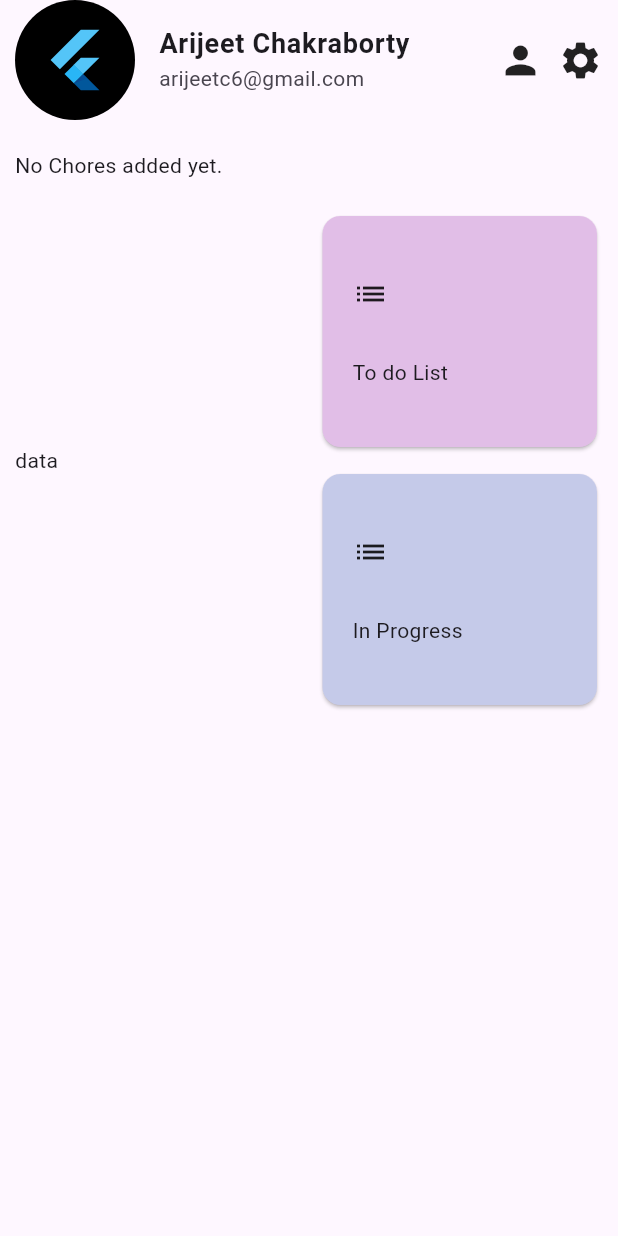
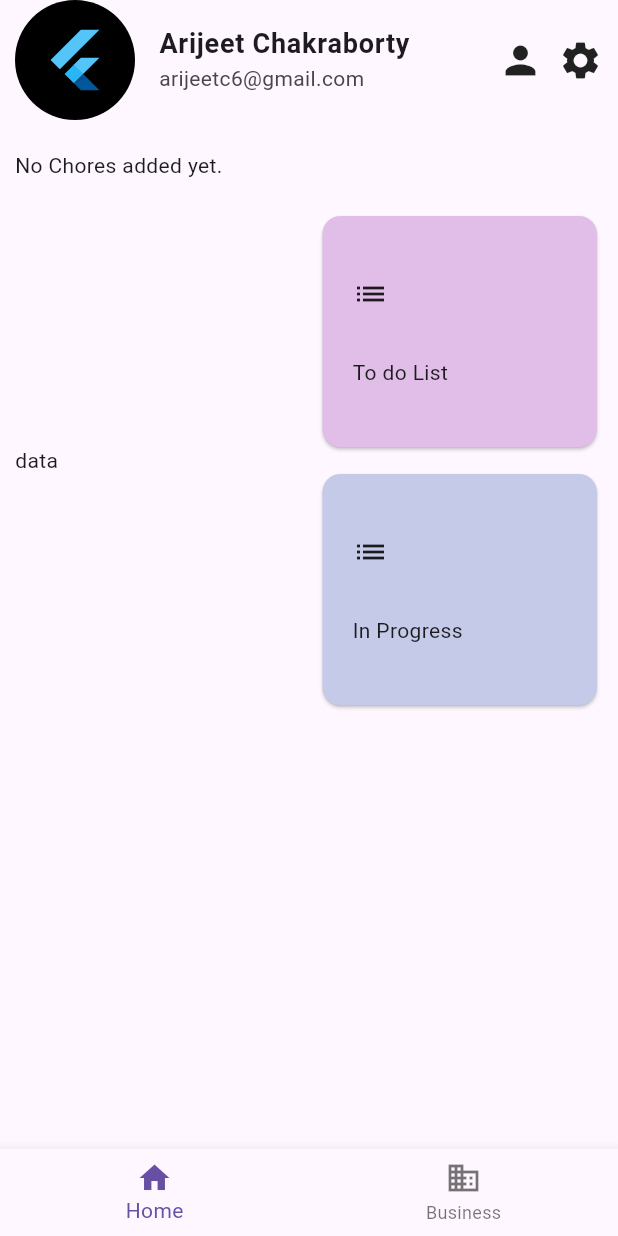
Before and after one commit to rishirizz/chorechamp, a Flutter app: the screen it shows after launch, on a phone screen of 412 x 824 dp. Run offline on Flutter 3.47's test engine with Material 3 defaults, Android fonts, the phone set to English and light mode, and no system bars; our stand-ins replace bloc, equatable, flutter_bloc, image_picker, package_info_plus; missing offline and left inert: dart:ffi.

```diff
--- a/lib/core/constants/route_constants.dart
+++ b/lib/core/constants/route_constants.dart
@@ -1,5 +1,6 @@
 class ChoreChampRouteConstants {
   static String splashScreen = '/splash';
+  static String landingScreen = '/landing';
   static String homeScreen = '/home';
   static String choresHistory = '/choresHistory';
 }
--- a/lib/core/utils/chore_champ_router.dart
+++ b/lib/core/utils/chore_champ_router.dart
@@ -3,10 +3,13 @@ import 'package:chorechamp/features/chore/presentation/screens/chores_screen.dar
 import 'package:chorechamp/features/splash/presentation/screens/splash_screen.dart';
 import 'package:flutter/material.dart';
 
+import '../../features/landing/presentation/screens/landing_page.dart';
+
 class ChoreChampRouter {
   getPageRoute(RouteSettings settings) {
     var routes = <String, WidgetBuilder>{
       SplashScreen.routeName: (BuildContext context) => const SplashScreen(),
+      LandingScreen.routeName: (BuildContext context) => const LandingScreen(),
       ChoresScreen.routeName: (BuildContext context) => const ChoresScreen(),
       ChoresHistoryScreen.routeName: (BuildContext context) =>
           const ChoresHistoryScreen(),
--- a/lib/features/chore/presentation/screens/chores_screen.dart
+++ b/lib/features/chore/presentation/screens/chores_screen.dart
@@ -1,14 +1,9 @@
 import 'package:chorechamp/core/constants/route_constants.dart';
-import 'package:chorechamp/core/widgets/chore_champ_loading_widget.dart';
 import 'package:chorechamp/features/chore/presentation/bloc/chore_bloc.dart';
-import 'package:chorechamp/features/chore/constants/constants.dart';
-import 'package:chorechamp/features/chore/presentation/screens/chores_history_screen.dart';
-import 'package:chorechamp/features/chore/presentation/widgets/recent_chores_list.dart';
 import 'package:chorechamp/features/chore/presentation/widgets/recent_chores_view.dart';
 import 'package:flutter/material.dart';
 import 'package:flutter_bloc/flutter_bloc.dart';
 
-import '../../../../core/enums/enums.dart';
 import '../widgets/user_header_widget.dart';
 
 class ChoresScreen extends StatefulWidget {
--- a/lib/features/chore/presentation/widgets/recent_chores_view.dart
+++ b/lib/features/chore/presentation/widgets/recent_chores_view.dart
@@ -14,6 +14,7 @@ class RecentChoresView extends StatelessWidget {
   @override
   Widget build(BuildContext context) {
     return BlocBuilder<ChoreBloc, ChoreState>(
+      buildWhen: (previous, current) => previous.chores != current.chores,
       builder: (context, state) {
         if (state.choreStatus == ChoresStatus.loading) {
           return const ChoreChampLoadingWidget();
--- /dev/null
+++ b/lib/features/landing/constants/constants.dart
@@ -0,0 +1,21 @@
+import 'package:flutter/material.dart';
+
+import '../../chore/presentation/screens/chores_history_screen.dart';
+import '../../chore/presentation/screens/chores_screen.dart';
+
+class LandingConstants {
+  static List<Widget> pageOptions = [
+    const ChoresScreen(),
+    const ChoresHistoryScreen(),
+  ];
+  static List<BottomNavigationBarItem> items = [
+    const BottomNavigationBarItem(
+      icon: Icon(Icons.home),
+      label: 'Home',
+    ),
+    const BottomNavigationBarItem(
+      icon: Icon(Icons.business),
+      label: 'Business',
+    ),
+  ];
+}
--- /dev/null
+++ b/lib/features/landing/presentation/bloc/bottom_nav_bloc.dart
@@ -0,0 +1,20 @@
+import 'package:bloc/bloc.dart';
+import 'package:equatable/equatable.dart';
+
+part 'bottom_nav_event.dart';
+part 'bottom_nav_state.dart';
+
+class BottomNavBloc extends Bloc<BottomNavEvent, BottomNavState> {
+  BottomNavBloc() : super(BottomNavState.initial()) {
+    on<BottomNavPageChanged>(_onBottomNavPageChanged);
+  }
+
+  _onBottomNavPageChanged(
+      BottomNavPageChanged event, Emitter<BottomNavState> emit) {
+    emit(
+      state.copyWith(
+        selectedIndex: event.selectedIndex,
+      ),
+    );
+  }
+}
--- /dev/null
+++ b/lib/features/landing/presentation/bloc/bottom_nav_event.dart
@@ -0,0 +1,20 @@
+part of 'bottom_nav_bloc.dart';
+
+class BottomNavEvent extends Equatable {
+  const BottomNavEvent();
+
+  @override
+  List<Object> get props => [];
+}
+
+class BottomNavPageChanged extends BottomNavEvent {
+  const BottomNavPageChanged({
+    required this.selectedIndex,
+  });
+  final int selectedIndex;
+
+  @override
+  List<Object> get props => [
+        selectedIndex,
+      ];
+}
--- /dev/null
+++ b/lib/features/landing/presentation/bloc/bottom_nav_state.dart
@@ -0,0 +1,28 @@
+part of 'bottom_nav_bloc.dart';
+
+class BottomNavState extends Equatable {
+  const BottomNavState({
+    required this.selectedIndex,
+  });
+
+  final int selectedIndex;
+
+  factory BottomNavState.initial() {
+    return const BottomNavState(
+      selectedIndex: 0,
+    );
+  }
+
+  BottomNavState copyWith({
+    int? selectedIndex,
+  }) {
+    return BottomNavState(
+      selectedIndex: selectedIndex ?? this.selectedIndex,
+    );
+  }
+
+  @override
+  List<Object> get props => [
+        selectedIndex,
+      ];
+}
--- /dev/null
+++ b/lib/features/landing/presentation/screens/landing_page.dart
@@ -0,0 +1,41 @@
+import 'package:chorechamp/core/constants/route_constants.dart';
+import 'package:flutter/material.dart';
+import 'package:flutter_bloc/flutter_bloc.dart';
+
+import '../../constants/constants.dart';
+import '../bloc/bottom_nav_bloc.dart';
+
+class LandingScreen extends StatefulWidget {
+  const LandingScreen({super.key});
+
+  static String routeName = ChoreChampRouteConstants.landingScreen;
+
+  @override
+  State<LandingScreen> createState() => _LandingScreenState();
+}
+
+class _LandingScreenState extends State<LandingScreen> {
+  @override
+  Widget build(BuildContext context) {
+    return BlocBuilder<BottomNavBloc, BottomNavState>(
+      builder: (context, state) {
+        return Scaffold(
+          bottomNavigationBar: BottomNavigationBar(
+            items: LandingConstants.items,
+            currentIndex: state.selectedIndex,
+            onTap: (index) {
+              context.read<BottomNavBloc>().add(
+                    BottomNavPageChanged(
+                      selectedIndex: index,
+                    ),
+                  );
+            },
+          ),
+          body: SafeArea(
+            child: LandingConstants.pageOptions[state.selectedIndex],
+          ),
+        );
+      },
+    );
+  }
+}
--- a/lib/features/splash/presentation/screens/splash_screen.dart
+++ b/lib/features/splash/presentation/screens/splash_screen.dart
@@ -1,10 +1,9 @@
 import 'package:chorechamp/core/core_features/app_info/bloc/app_info_bloc.dart';
 import 'package:chorechamp/core/enums/enums.dart';
 import 'package:chorechamp/core/constants/route_constants.dart';
-import 'package:chorechamp/core/core_features/app_info/app_info.dart';
 import 'package:chorechamp/core/widgets/chore_champ_loading_widget.dart';
 import 'package:chorechamp/features/chore/constants/constants.dart';
-import 'package:chorechamp/features/chore/presentation/screens/chores_screen.dart';
+import 'package:chorechamp/features/landing/presentation/screens/landing_page.dart';
 import 'package:chorechamp/features/splash/presentation/bloc/splash_bloc.dart';
 import 'package:flutter/material.dart';
 import 'package:flutter_bloc/flutter_bloc.dart';
@@ -36,7 +35,7 @@ class _SplashScreenState extends State<SplashScreen> {
             if (state.splashStatus == SplashStatus.success) {
               Navigator.pushNamedAndRemoveUntil(
                 context,
-                ChoresScreen.routeName,
+                LandingScreen.routeName,
                 (Route<dynamic> route) => false,
               );
             }
--- a/lib/main.dart
+++ b/lib/main.dart
@@ -2,6 +2,7 @@ import 'package:chorechamp/core/core_features/app_info/app_info.dart';
 import 'package:chorechamp/core/core_features/app_info/bloc/app_info_bloc.dart';
 import 'package:chorechamp/core/core_features/upload_image/bloc/image_upload_bloc.dart';
 import 'package:chorechamp/core/utils/chore_champ_router.dart';
+import 'package:chorechamp/features/landing/presentation/bloc/bottom_nav_bloc.dart';
 import 'package:chorechamp/features/splash/presentation/bloc/splash_bloc.dart';
 import 'package:chorechamp/features/splash/presentation/screens/splash_screen.dart';
 import 'package:flutter/material.dart';
@@ -23,6 +24,9 @@ class MyApp extends StatelessWidget {
       providers: [
         BlocProvider(
           create: (context) => AppInfoBloc(),
+        ),
+        BlocProvider(
+          create: (context) => BottomNavBloc(),
         ),
         BlocProvider(
           create: (context) => ImageUploadBloc(),
```
Also changed, not shown: lib/core/widgets/chore_champ_bottom_navbar.dart (added, +24 -0 lines).
